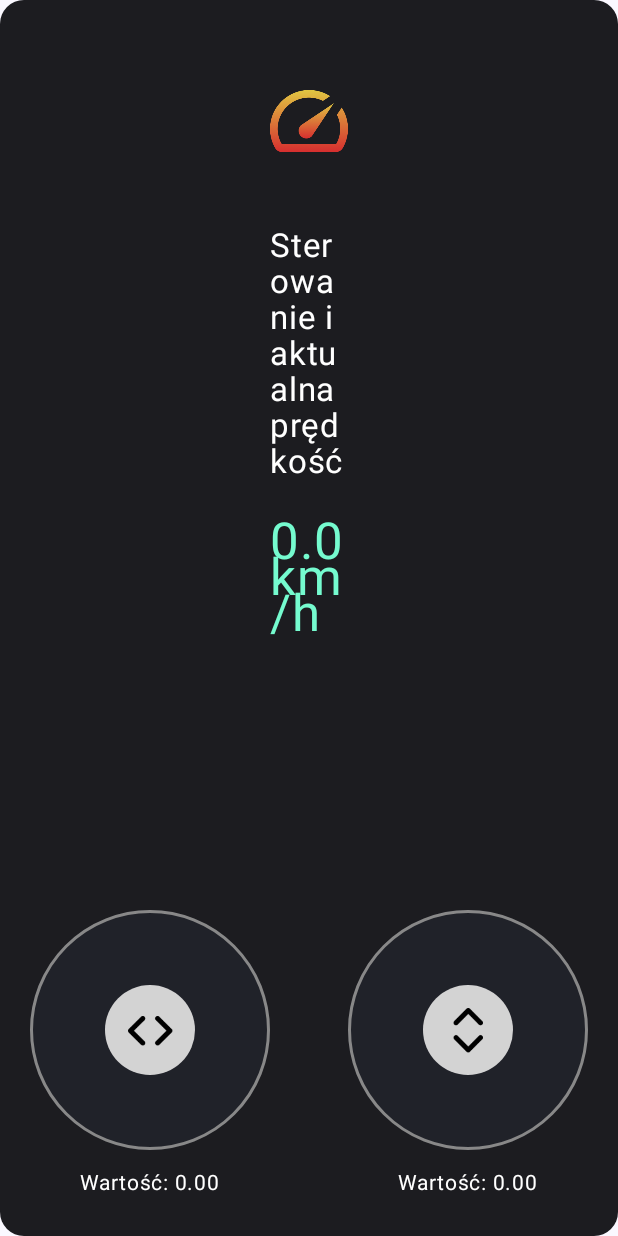
After one commit to evee03/Semicon, an Android app built with Jetpack Compose: the composable SteeringView shown on its own in the app's theme, on a phone screen of 412 x 824 dp. The commit adds this screen. Run offline under Robolectric (Android 15) with nearby library versions, the light colour scheme and no system bars; 4 statements that could not run were skipped.

Commit message:
steering view

```diff
--- a/app/build.gradle.kts
+++ b/app/build.gradle.kts
@@ -61,4 +61,6 @@ dependencies {
 
     implementation(libs.androidx.navigation.compose)
     implementation("com.github.skydoves:colorpicker-compose:1.1.2")
+    implementation ("androidx.compose.foundation:foundation:1.7.8")
+
 }
--- a/app/src/main/java/pl/pollub/myapplication/control/DoorsControlView.kt
+++ b/app/src/main/java/pl/pollub/myapplication/control/DoorsControlView.kt
@@ -39,7 +39,8 @@ fun DoorsControlView() {
         modifier = Modifier
             .fillMaxSize()
             .background(Color(0xFF1C1C20), RoundedCornerShape(16.dp))
-            .padding(24.dp),
+            .padding(vertical = 15.dp)
+            .padding(horizontal = 15.dp),
         horizontalArrangement = Arrangement.Center,
         verticalAlignment = Alignment.CenterVertically,
     ) {
--- a/app/src/main/java/pl/pollub/myapplication/control/LightsControlView.kt
+++ b/app/src/main/java/pl/pollub/myapplication/control/LightsControlView.kt
@@ -40,7 +40,8 @@ fun LightsControlView() {
         modifier = Modifier
             .fillMaxSize()
             .background(Color(0xFF1C1C20), RoundedCornerShape(16.dp))
-            .padding(24.dp),
+            .padding(vertical = 15.dp)
+            .padding(horizontal = 5.dp),
         horizontalArrangement = Arrangement.Center,
         verticalAlignment = Alignment.CenterVertically,
     ) {
@@ -214,7 +215,7 @@ fun ColorPicker(
                             contentColor = Color.White
                         ),
                         shape = RoundedCornerShape(50),
-                        border = BorderStroke(1.dp, GreenNeon)
+                        border = BorderStroke(1.dp, Color.Gray)
                     ) {
                         Text(
                             "Przywróć domyślne",
--- /dev/null
+++ b/app/src/main/java/pl/pollub/myapplication/control/SteeringView.kt
@@ -0,0 +1,233 @@
+package pl.pollub.myapplication.control
+
+import androidx.compose.foundation.Image
+import androidx.compose.foundation.background
+import androidx.compose.foundation.gestures.detectDragGestures
+import androidx.compose.foundation.layout.*
+import androidx.compose.foundation.shape.CircleShape
+import androidx.compose.foundation.shape.RoundedCornerShape
+import androidx.compose.material3.*
+import androidx.compose.runtime.*
+import androidx.compose.ui.input.pointer.pointerInput
+import androidx.compose.ui.res.painterResource
+import androidx.compose.ui.unit.dp
+import androidx.compose.ui.unit.sp
+import pl.pollub.myapplication.R
+import androidx.compose.foundation.border
+import androidx.compose.ui.Alignment
+import androidx.compose.ui.Modifier
+import androidx.compose.ui.draw.rotate
+import androidx.compose.ui.geometry.Offset
+import androidx.compose.ui.graphics.Color
+import androidx.compose.ui.layout.ContentScale
+import androidx.compose.ui.platform.LocalDensity
+import androidx.compose.ui.tooling.preview.Preview
+import androidx.compose.ui.unit.IntOffset
+import pl.pollub.myapplication.ui.theme.ControlBackground
+import pl.pollub.myapplication.ui.theme.GreenNeon
+import kotlin.math.roundToInt
+
+@Composable
+fun SteeringView() {
+    var speed by remember { mutableStateOf(0f) }
+    Column(
+        modifier = Modifier
+            .fillMaxSize()
+            .background(Color(0xFF1C1C20), RoundedCornerShape(16.dp))
+            .padding(vertical = 15.dp)
+            .padding(horizontal = 20.dp),
+        horizontalAlignment = Alignment.CenterHorizontally,
+        verticalArrangement = Arrangement.Center
+    ) {
+        Spacer(modifier = Modifier.height(5.dp))
+        Row(
+            modifier = Modifier
+                .weight(1f)
+                .fillMaxWidth(),
+            horizontalArrangement = Arrangement.SpaceBetween
+        ){
+            //LEWY JOYSTICK
+            Joystick(
+                modifier = Modifier
+                    .size(160.dp),
+                onMove = { directionFactor -> },
+                axis = Axis.Horizontal
+            )
+
+            //SRODKOWA KOLUMNA
+            Box(
+                modifier = Modifier
+                    .fillMaxHeight()
+                    .weight(1f)
+                    .padding(vertical = 10.dp),
+                contentAlignment = Alignment.TopCenter
+            ) {
+                Column(
+                    horizontalAlignment = Alignment.CenterHorizontally,
+                    verticalArrangement = Arrangement.SpaceEvenly
+                ) {
+                    Image(
+                        painter = painterResource(id = R.drawable.control_speed),
+                        contentDescription = "Speed icon",
+                        modifier = Modifier
+                            .size(150.dp, 100.dp)
+                    )
+                    Spacer(modifier = Modifier.height(20.dp))
+                    Text(
+                        text = "Sterowanie i aktualna prędkość",
+                        fontSize = 22.sp,
+                        color = Color.White
+                    )
+                    Spacer(modifier = Modifier.height(20.dp))
+                    Text(
+                        text = "%.1f km/h".format(speed),
+                        fontSize = 34.sp,
+                        color = GreenNeon
+                    )
+                }
+            }
+
+            //PRAWY JOYSTICK
+            Joystick(
+                modifier = Modifier.size(160.dp),
+                onMove = { directionFactor ->
+                    speed = (directionFactor * 20).coerceIn(-20f, 20f)  //WARTOSC MAX 20, MIN -20
+                },
+                axis = Axis.Vertical
+            )
+        }
+        Spacer(modifier = Modifier.height(8.dp))
+    }
+}
+
+enum class Axis { Horizontal, Vertical }
+@Composable
+fun Joystick(
+    modifier: Modifier = Modifier,
+    onMove: (Float) -> Unit,
+    axis: Axis
+) {
+    var offset by remember { mutableStateOf(Offset.Zero) } //PRZESUNIECIE JOYSTICKA WZG POCZATKOWEGO POLOZENIA
+    var currentValue by remember { mutableStateOf(0f) } //WARTOSC
+    val radius = with(LocalDensity.current) { 60.dp.toPx() } //MAKSYMALNA ODLEGLOSC NA JAKA MOZNA PRZESUNAC
+
+    Column(
+        horizontalAlignment = Alignment.CenterHorizontally,
+        modifier = Modifier
+            .fillMaxHeight(),
+        verticalArrangement = Arrangement.Bottom
+    ) {
+        Box(
+            modifier = modifier
+                .pointerInput(Unit) {
+                    detectDragGestures(
+                        onDragEnd = {
+                            offset = Offset.Zero
+                            currentValue = 0f
+                            onMove(0f)
+                        },
+                        onDrag = { _, dragAmount ->
+                            offset += dragAmount
+                            offset = when (axis) {
+                                Axis.Vertical -> Offset(0f, offset.y.coerceIn(-radius, radius))
+                                Axis.Horizontal -> Offset(offset.x.coerceIn(-radius, radius), 0f)
+                            }
+                            val normalized = when (axis) {
+                                Axis.Vertical -> -offset.y / radius
+                                Axis.Horizontal -> offset.x / radius
+                            }
+                            currentValue = normalized.coerceIn(-1f, 1f)
+                            onMove(currentValue)
+                        }
+                    )
+                },
+            contentAlignment = Alignment.Center
+        ) {
+            JoystickBackground(axis)
+            Box(
+                modifier = Modifier
+                    .offset { IntOffset(offset.x.roundToInt(), offset.y.roundToInt()) }
+                    .size(60.dp),
+                contentAlignment = Alignment.Center
+            ) {
+                Box(
+                    modifier = Modifier
+                        .size(60.dp)
+                        .background(Color(0xFFD3D3D3), CircleShape)
+                )
+                if(axis == Axis.Horizontal) {
+                    Image(
+                        painter = painterResource(id = R.drawable.control_arrow),
+                        contentDescription = "Joystick arrow",
+                        modifier = Modifier.size(30.dp),
+                        contentScale = ContentScale.Fit
+                    )
+                }
+                else{
+                    Image(
+                        painter = painterResource(id = R.drawable.control_arrow),
+                        contentDescription = "Joystick arrow",
+                        modifier = Modifier
+                            .size(30.dp)
+                            .rotate(90f),
+                        contentScale = ContentScale.Fit,
+
+                    )
+                }
+            }
+        }
+        Spacer(modifier = Modifier.height(10.dp))
+        Text("Wartość: %.2f".format(currentValue), fontSize = 14.sp, color = Color.White)
+    }
+}
+@Composable
+fun JoystickBackground(axis: Axis) {
+    Box(
+        modifier = Modifier
+            .size(200.dp)
+            .background(ControlBackground, CircleShape)
+            .border(2.dp, Color.Gray, CircleShape),
+        contentAlignment = Alignment.Center
+    ) {
+    }
+}
+
+//KOMUNIKACJA PO BLUETOOTH
+//@Composable
+//fun JoystickControllerWithBluetooth(bluetoothService: BluetoothService) {
+//    val velocity = remember { mutableStateOf(0f) }
+//    val turn = remember { mutableStateOf(0f) }
+//    Column(horizontalAlignment = Alignment.CenterHorizontally) {
+//        DualJoystickView(
+//            onForwardBackwardChange = { velocity.value = it },
+//            onLeftRightChange = { turn.value = it }
+//        )
+//        Spacer(modifier = Modifier.height(16.dp))
+//        Text("Aktualna prędkość: %.2f".format(velocity.value), fontSize = 18.sp)
+//    }
+//    LaunchedEffect(Unit) {
+//        while (true) {
+//            //WYSYLANIE DANYCH DO KONTROLERA
+//            sendCarCommand(velocity.value, turn.value, bluetoothService)
+//            delay(100)
+//        }
+//    }
+//}
+//fun sendCarCommand(speed: Float, turn: Float, bluetoothService: BluetoothService) {
+//    val speedByte = ((speed.coerceIn(-1f, 1f) + 1) * 127.5f).toInt()
+//    val turnByte = ((turn.coerceIn(-1f, 1f) + 1) * 127.5f).toInt()
+//    val command = byteArrayOf(speedByte.toByte(), turnByte.toByte())
+//    bluetoothService.sendCommand(command)
+//}
+//interface BluetoothService {
+//    fun sendCommand(command: ByteArray)
+//}
+
+
+@Preview(showBackground = true, widthDp = 800, heightDp = 300)
+@Composable
+fun SteeringViewPreview() {
+    MaterialTheme {
+        SteeringView()
+    }
+}
```
Also changed, not shown: app/src/main/java/pl/pollub/myapplication/control/ControlScreen.kt (+6 -8 lines), app/src/main/res/drawable/control_arrow.png (added), app/src/main/res/drawable/control_speed.png (added), app/src/main/res/drawable/control_steering_wheel.png (added).
